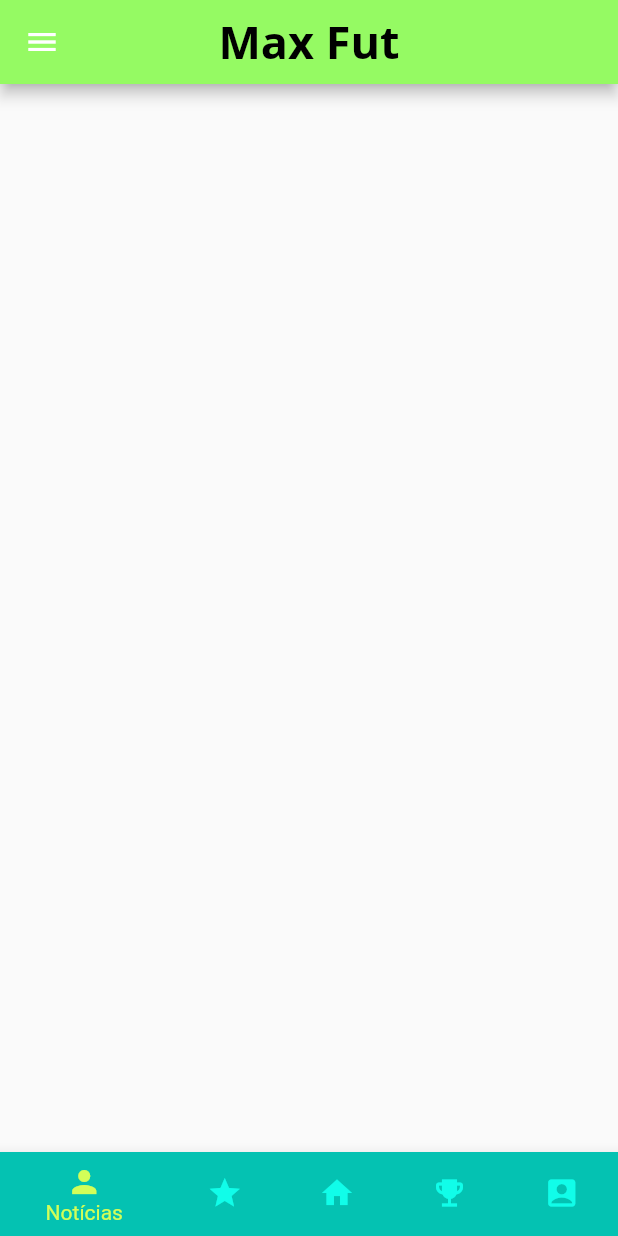
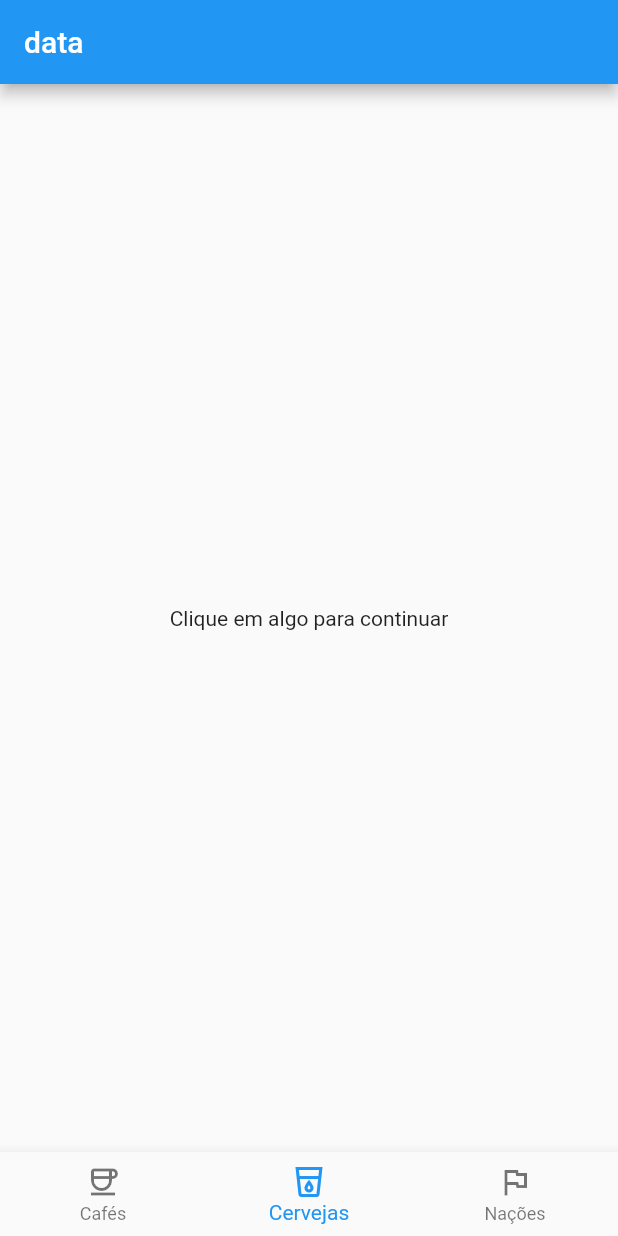
Before and after one commit to italo-mauricio/App-Brasileirao, a Flutter app: the screen it shows after launch, on a phone screen of 412 x 824 dp. Run offline on Flutter 3.47's test engine with Material 2 defaults, Android fonts, the phone set to English and light mode, and no system bars; our stand-ins replace flutter_hooks, google_fonts.

Commit message:
feat: refactoring

```diff
--- a/brasileirao/lib/Home/HomePage.dart
+++ /dev/null
@@ -1,108 +0,0 @@
-import 'package:flutter/foundation.dart';
-
-
-import 'package:flutter/material.dart';
-import 'package:google_fonts/google_fonts.dart';
-import 'dart:math' as math;
-import 'package:brasileirao/assets/Fontes.dart';
-
-
-class MyApp extends StatefulWidget {
-  @override
-  _MyAppState createState() => _MyAppState();
-}
-
-class _MyAppState extends State<MyApp> {
-  int _Index = 0;
-  final List<Widget> _pages = [
-  ];
-
-  void _onItemTapped(int index) {
-    setState(() {
-      _Index = index;
-    });
-  }
-
-
-  @override
-  Widget build(BuildContext context) {
-    return MaterialApp(
-      debugShowCheckedModeBanner:
-          false, // desabilitando o "debug" no canto da tela
-      theme: ThemeData(colorScheme: const ColorScheme.light(primary: Color.fromARGB(255, 4, 194, 178))),
-      home: Scaffold(
-           drawer: Drawer(
-        child: Column(children: [
-          Column(
-            children: [
-              UserAccountsDrawerHeader(
-                currentAccountPicture: ClipRRect(
-                  borderRadius: BorderRadius.circular(40),
-                  child: Image.asset('assets/images/logo_usuario.jpg')),
-                accountName: const Text('Usuário'), accountEmail: const Text('usuariobrasileirao@gmail.com')),
-            ],
-          ),
-          ListTile(
-            leading: const Icon(Icons.home),
-            title: const Text('Inicio'),
-            subtitle: const Text('Tela de Inicio'),
-            onTap: () {
-              if (kDebugMode) {
-                print('home');
-              }
-            },
-          ),
-          ListTile(
-            leading: const Icon(Icons.exit_to_app),
-            title: const Text('Logout'),
-            subtitle: const Text('Finalizar sessão'),
-            onTap: () {
-              Navigator.of(context).pushReplacementNamed('/');
-            },
-          )
-        ]),
-      ),
-        appBar: AppBar(
-          backgroundColor: const Color.fromARGB(255, 149, 250, 99),
-          title: Text("Max Fut", style: Fontes().FontHeader()),
-          centerTitle: true,
-        ),
-        body: IndexedStack(
-          index: _Index,
-          children: _pages,
-        ),
-        bottomNavigationBar: Theme(
-          data: ThemeData(canvasColor:  const Color.fromARGB(255, 4, 194, 178)),
-          child: BottomNavigationBar(
-            currentIndex: _Index,
-            selectedItemColor: const Color.fromARGB(255, 210, 254, 88),
-            unselectedItemColor: const Color.fromARGB(255, 17, 253, 233),
-            items: const [
-              BottomNavigationBarItem(
-                icon: Icon(Icons.person),
-                label: "Notícias",
-              ),
-              BottomNavigationBarItem(
-                icon: Icon(Icons.grade),
-                label: "Série A",
-              ),
-              BottomNavigationBarItem(
-                icon: Icon(Icons.home),
-                label: "Série B",
-              ),
-              BottomNavigationBarItem(
-                icon: Icon(Icons.emoji_events),
-                label: "Série C",
-              ),
-              BottomNavigationBarItem(
-                icon: Icon(Icons.account_box),
-                label: "Perfil",
-              ),
-            ],
-            onTap: _onItemTapped,
-          ),
-        ),
-      ),
-    );
-  }
-}
--- /dev/null
+++ b/brasileirao/lib/home/HomePage.dart
@@ -0,0 +1,83 @@
+import 'package:flutter/material.dart';
+import 'package:flutter_hooks/flutter_hooks.dart';
+import '../utils/Controller.dart';
+import 'package:brasileirao/sections/DataTable.dart';
+
+var dataService = DataService();
+
+class MyApp extends StatelessWidget {
+  const MyApp({super.key});
+
+  @override
+  Widget build(BuildContext context) {
+    return MaterialApp(
+      home: Scaffold(
+        appBar: AppBar(
+          title: const Text("data"),
+        ),
+        body: const MyBody(),
+        bottomNavigationBar:
+            MyBottomNav(itemSelectedCallback: dataService.chamarApi),
+      ),
+    );
+  }
+}
+
+class MyBody extends StatelessWidget {
+  const MyBody({super.key});
+
+  @override
+  Widget build(BuildContext context) {
+    // TODO: implement build
+    return ValueListenableBuilder(
+        valueListenable: dataService.tableStateNotifier,
+        builder: (_, value, __) {
+          switch (value['status']) {
+            case TableStatus.idle:
+              return const Center(child: Text("Clique em algo para continuar"),);
+            case TableStatus.loading:
+              return const Center(child: CircularProgressIndicator());
+            case TableStatus.readyMatches:
+                  return DataTableWidget(
+                    jsonObjects: value['dataObjects'],
+                    columnNames: dataService.columnsNamesNotifier.value,
+                    propertyNames: dataService.propetyNamesNotifier.value,
+                  );
+            case TableStatus.error:
+              return const Center(
+                  child: Text("Aconteceu um imprevisto, chame o DevOps"));
+          }
+          return const Text("...");
+        });
+  }
+}
+
+class MyBottomNav extends HookWidget {
+  final _itemSelectedCallback;
+
+  MyBottomNav({itemSelectedCallback})
+      : _itemSelectedCallback = itemSelectedCallback ?? (int);
+
+  @override
+  Widget build(BuildContext context) {
+    var state = useState(1);
+
+    return BottomNavigationBar(
+        onTap: (index) {
+          state.value = index;
+
+          _itemSelectedCallback(index);
+        },
+        currentIndex: state.value,
+        items: const [
+          BottomNavigationBarItem(
+            label: "Cafés",
+            icon: Icon(Icons.coffee_outlined),
+          ),
+          BottomNavigationBarItem(
+              label: "Cervejas", icon: Icon(Icons.local_drink_outlined)),
+          BottomNavigationBarItem(
+              label: "Nações", icon: Icon(Icons.flag_outlined))
+        ]);
+  }
+}
--- a/brasileirao/lib/main.dart
+++ b/brasileirao/lib/main.dart
@@ -1,6 +1,6 @@
 import 'package:flutter/cupertino.dart';
 
-import 'Routes/InitialApp.dart';
+import 'routes/InitialApp.dart';
 
 void main() {
   runApp(AppWidget());
--- a/brasileirao/lib/Routes/InitialApp.dart
+++ b/brasileirao/lib/routes/InitialApp.dart
@@ -1,6 +1,6 @@
 import 'package:flutter/material.dart';
-import '../Login/LoginPage.dart';
-import '../Home/HomePage.dart';
+import '../login/LoginPage.dart';
+import '../home/HomePage.dart';
 
 
 
--- a/brasileirao/pubspec.yaml
+++ b/brasileirao/pubspec.yaml
@@ -36,6 +36,7 @@ dependencies:
   # Use with the CupertinoIcons class for iOS style icons.
   cupertino_icons: ^1.0.2
   google_fonts: ^4.0.4
+  flutter_hooks: ^0.18.6
 
 dev_dependencies:
   flutter_test:
```
Also changed, not shown: brasileirao/lib/sections/DataTable.dart (added, +31 -0 lines), brasileirao/lib/utils/Controller.dart (added, +48 -0 lines), brasileirao/lib/login/LoginPage.dart (renamed from brasileirao/lib/Login/LoginPage.dart), 1 other file.
